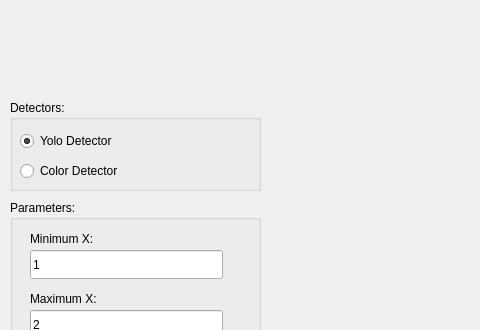
Qt form desktop/ui.ui (ITE-5th/object-tracking-robot) before a commit; both pictures show x 0 to 480 and y 0 to 330 of the 951 by 659 pixel window.
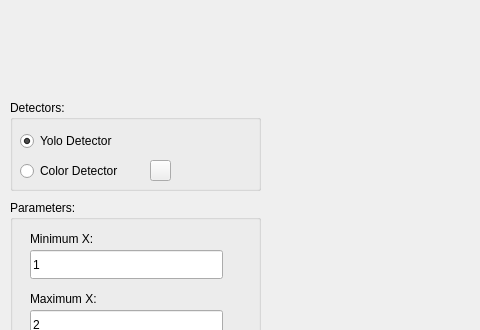
The same form after that commit.

What changed in the file:
```diff
--- a/desktop/ui.ui
+++ b/desktop/ui.ui
@@ -81,6 +81,19 @@
       <bool>true</bool>
      </property>
     </widget>
+    <widget class="QPushButton" name="colorPickerButton">
+     <property name="geometry">
+      <rect>
+       <x>140</x>
+       <y>60</y>
+       <width>21</width>
+       <height>21</height>
+      </rect>
+     </property>
+     <property name="text">
+      <string/>
+     </property>
+    </widget>
    </widget>
    <widget class="QGroupBox" name="groupBox_2">
     <property name="geometry">
```
